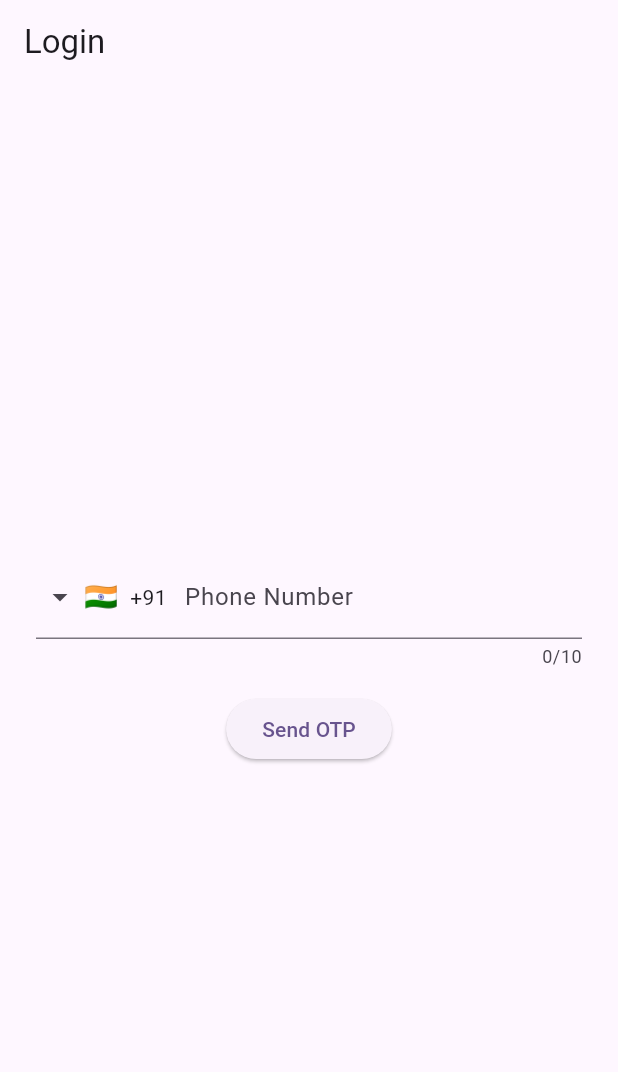
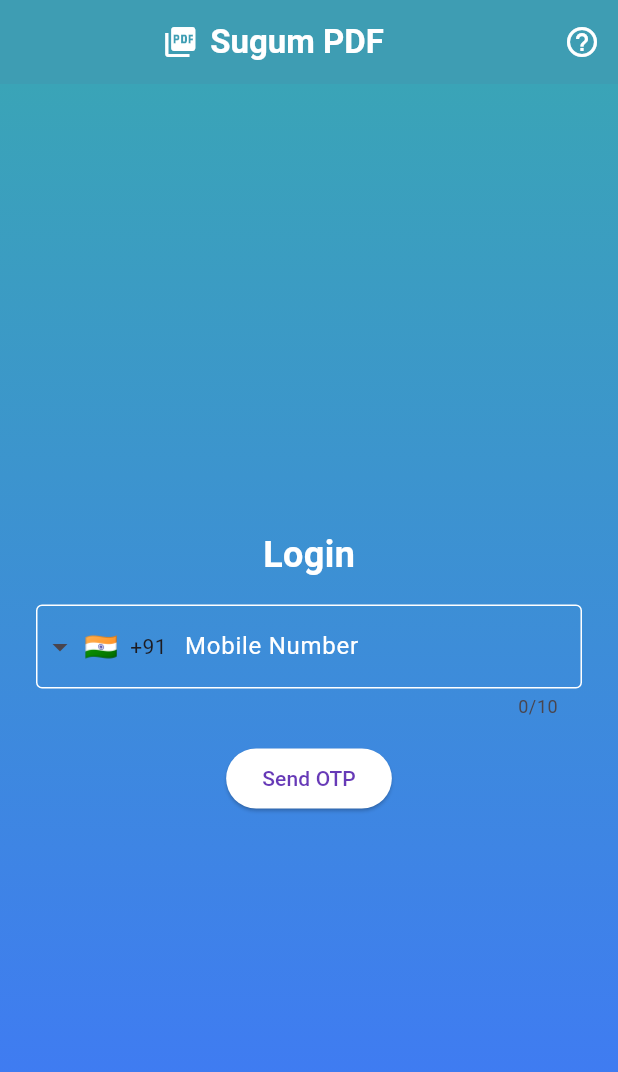
Before and after one commit to mohan-palleti/sugamPdf, a Flutter app: the screen it shows after launch, after a tap on "Send OTP", on a phone screen of 412 x 824 dp. Shown: the top 1072 px of the screen. Run offline on Flutter 3.47's test engine with Material 3 defaults, Android fonts, the phone set to English and light mode, and no system bars; drawn by our look-alikes of intl_phone_field; our stand-ins replace cloud_firestore, file_picker, firebase_auth, firebase_core, flutter_otp_text_field, image_picker and 1 more; accounts and stored records are empty.

Commit message:
added login flow

```diff
--- a/lib/screens/login_screen.dart
+++ b/lib/screens/login_screen.dart
@@ -39,6 +39,8 @@ class _LoginScreenState extends State<LoginScreen> {
     setState(() => _loading = true);
     try {
       // await _authService.verifyOtp(_verificationId!, code);
+      //wait for 2 seconds to simulate network delay
+      await Future.delayed(const Duration(seconds: 2));
       _onLoginSuccess();
     } catch (e) {
       setState(() => _loading = false);
@@ -53,37 +55,121 @@ class _LoginScreenState extends State<LoginScreen> {
   @override
   Widget build(BuildContext context) {
     return Scaffold(
-      appBar: AppBar(title: const Text('Login')),
-      body: Padding(
+      appBar: AppBar(
+        title: Row(
+          mainAxisAlignment: MainAxisAlignment.center,
+          children: [
+        Icon(Icons.picture_as_pdf, color: Colors.white),
+        const SizedBox(width: 8),
+        const Text(
+          'Sugum PDF',
+          style: TextStyle(
+            fontWeight: FontWeight.bold,
+            fontSize: 22,
+            color: Colors.white,
+          ),
+        ),
+          ],
+        ),
+        centerTitle: true,
+        elevation: 4,
+        backgroundColor: const Color.fromARGB(255, 58, 164, 183),
+        // shape: const RoundedRectangleBorder(
+        //   borderRadius: BorderRadius.vertical(
+        // bottom: Radius.circular(24),
+        //   ),
+        // ),
+        actions: [
+          IconButton(
+        icon: const Icon(Icons.help_outline, color: Colors.white),
+        onPressed: () {
+          ScaffoldMessenger.of(context).showSnackBar(
+            const SnackBar(content: Text('Need help? Contact support!')),
+          );
+        },
+          ),
+        ],
+      ),
+      body: Container(
+        decoration: BoxDecoration(
+          gradient: LinearGradient(
+            colors: [const Color.fromARGB(255, 58, 164, 183), const Color.fromARGB(255, 64, 117, 251)],
+            begin: Alignment.topCenter,
+            end: Alignment.bottomCenter,
+          ),
+        ),
+        child: Padding(
           padding: const EdgeInsets.all(24.0),
           child: _loading
-            ? const Center(child: CircularProgressIndicator())
+              ? const Center(child: CircularProgressIndicator(color: Colors.white))
               : Column(
                   mainAxisAlignment: MainAxisAlignment.center,
                   children: [
-                  if (!_codeSent) ...[
+                    // const SizedBox(height: 50, child: Placeholder(color: Colors.white)),
+                    const SizedBox(height: 16),
+                    const Text(
+                      'Login',
+                      style: TextStyle(
+                        fontSize: 24,
+                        fontWeight: FontWeight.bold,
+                        color: Colors.white,
+                      ),
+                    ),
+                    const SizedBox(height: 16),
+                    if (!_codeSent)
                       IntlPhoneField(
-                      decoration: const InputDecoration(labelText: 'Phone Number'),
+                        decoration: const InputDecoration(
+                          labelText: 'Mobile Number',
+                          labelStyle: TextStyle(color: Colors.white),
+                          enabledBorder: OutlineInputBorder(
+                            borderSide: BorderSide(color: Colors.white),
+                          ),
+                          focusedBorder: OutlineInputBorder(
+                            borderSide: BorderSide(color: Colors.white),
+                          ),
+                        ),
                         initialCountryCode: 'IN',
                         onChanged: (phone) => _phone = phone.completeNumber,
                       ),
                     const SizedBox(height: 16),
+                    if (!_codeSent)
                       ElevatedButton(
                         onPressed: _sendOtp,
+                        style: ElevatedButton.styleFrom(
+                          backgroundColor: Colors.white,
+                          foregroundColor: Colors.deepPurple,
+                        ),
                         child: const Text('Send OTP'),
                       ),
-                  ] else ...[
-                    const Text('Enter OTP sent to your phone'),
+                    if (_codeSent) ...[
+                      Container(
+                        padding: const EdgeInsets.all(2),
+                        decoration: BoxDecoration(
+                          border: Border.all(color: Colors.white, width: 2),
+                          borderRadius: BorderRadius.circular(8),
+                        ),
+                        child: OtpTextField(
+                          numberOfFields: 6,
+                          borderColor: Colors.white,
+                          enabled: true,
+                          onSubmit: _verifyOtp,
+                          borderWidth: 2,
+                        ),
+                      ),
                       const SizedBox(height: 16),
-                    OtpTextField(
-                      numberOfFields: 6,
-                      borderColor: Colors.deepPurple,
-                      onSubmit: _verifyOtp,
+                      ElevatedButton(
+                        onPressed: () => _verifyOtp(''),
+                        style: ElevatedButton.styleFrom(
+                          backgroundColor: Colors.white,
+                          foregroundColor: Colors.deepPurple,
+                        ),
+                        child: const Text('Verify OTP'),
                       ),
                     ],
                   ],
                 ),
         ),
+      ),
     );
   }
 }
--- a/lib/screens/splash_screen.dart
+++ b/lib/screens/splash_screen.dart
@@ -34,18 +34,37 @@ class _SplashScreenState extends State<SplashScreen> with SingleTickerProviderSt
   @override
   Widget build(BuildContext context) {
     return Scaffold(
-      body: Center(
+      body: Container(
+        decoration: BoxDecoration(
+          gradient: LinearGradient(
+            colors: [
+              const Color.fromARGB(255, 58, 164, 183),
+              const Color.fromARGB(255, 64, 117, 251),
+            ],
+            begin: Alignment.topCenter,
+            end: Alignment.bottomCenter,
+          ),
+        ),
+        child: Center(
           child: FadeTransition(
             opacity: _animation,
             child: Column(
               mainAxisAlignment: MainAxisAlignment.center,
               children: [
-              Icon(Icons.picture_as_pdf, size: 80, color: Colors.deepPurple),
+                Icon(Icons.picture_as_pdf, size: 100, color: Colors.white),
                 const SizedBox(height: 24),
-              const Text('PDF Utility', style: TextStyle(fontSize: 28, fontWeight: FontWeight.bold)),
+                const Text(
+                  'All Document Reader',
+                  style: TextStyle(
+                    fontSize: 32,
+                    fontWeight: FontWeight.bold,
+                    color: Colors.white,
+                  ),
+                ),
                 const SizedBox(height: 16),
-              const CircularProgressIndicator(),
+                const CircularProgressIndicator(color: Colors.white),
               ],
+            ),
           ),
         ),
       ),
```
Lines whose indentation alone changed are shown as unchanged.
